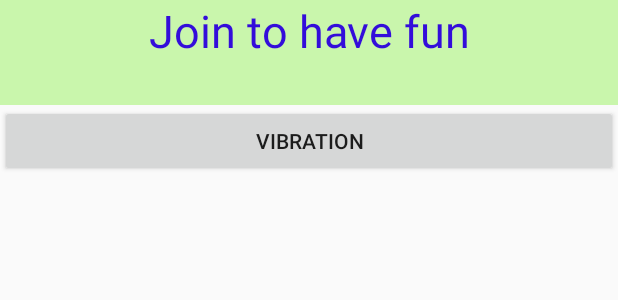
After one commit to qianggenxiadeshuihu/Fun, an Android app: the layout activity_painting.xml on its own in the app's theme, with its tools: preview values and no code run, on a phone screen of 412 x 824 dp. The commit adds this screen. Shown: the top 300 px of the screen. Run offline under Robolectric (Android 15) with nearby library versions, the phone set to English and light mode, and no system bars.

Commit message:
add a new view to use Vibrator and clean the code

```diff
--- /dev/null
+++ b/app/src/main/res/layout/activity_painting.xml
@@ -0,0 +1,29 @@
+<?xml version="1.0" encoding="utf-8"?>
+<LinearLayout xmlns:android="http://schemas.android.com/apk/res/android"
+    android:layout_width="match_parent"
+    android:layout_height="wrap_content"
+    android:weightSum="1"
+    android:gravity="top"
+    android:orientation="vertical">
+
+    <TextView
+        android:layout_width="fill_parent"
+        android:layout_height="70dp"
+        android:text="@string/join_to_have_fun"
+        android:id="@+id/title"
+        android:background="#c9f6ac"
+        android:textColor="#330dda"
+        android:contextClickable="false"
+        android:textSize="30sp"
+        android:textAlignment="center"
+        android:layout_gravity="top"
+        android:layout_weight="1" />
+    <Button
+        android:layout_width="match_parent"
+        android:layout_height="match_parent"
+        android:text="@string/Vibration"
+        android:id="@+id/start_vib"
+        android:layout_gravity="center_horizontal" />
+
+
+</LinearLayout>
--- /dev/null
+++ b/app/src/main/res/values-v21/styles.xml
@@ -0,0 +1 @@
+<resources></resources>
```
Also changed, not shown: app/src/main/AndroidManifest.xml (+8 -0 lines), app/src/main/java/com/jiayi/fun/MainActivity.java (+21 -5 lines), app/src/main/java/com/jiayi/fun/PaintingActivity.java (added, +38 -0 lines), app/src/main/res/layout/activity_main.xml (+10 -4 lines), app/src/main/res/values/strings.xml (+6 -1 lines), 1 other file.
